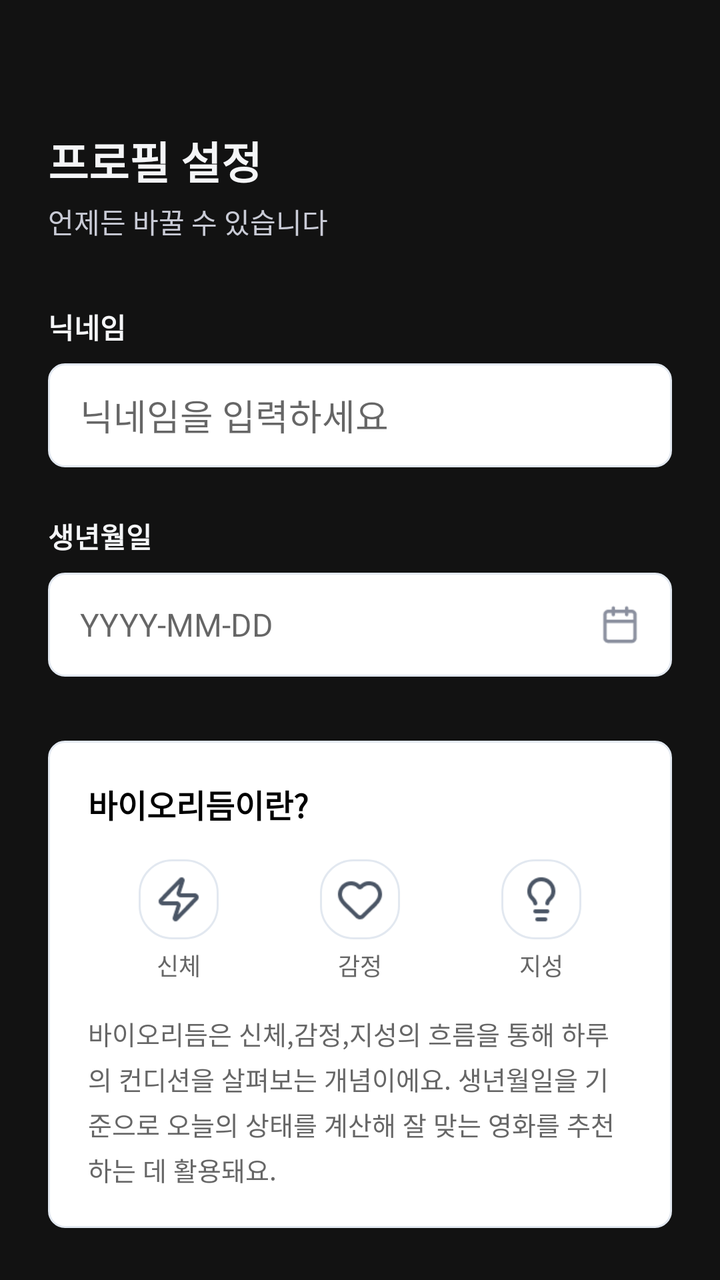
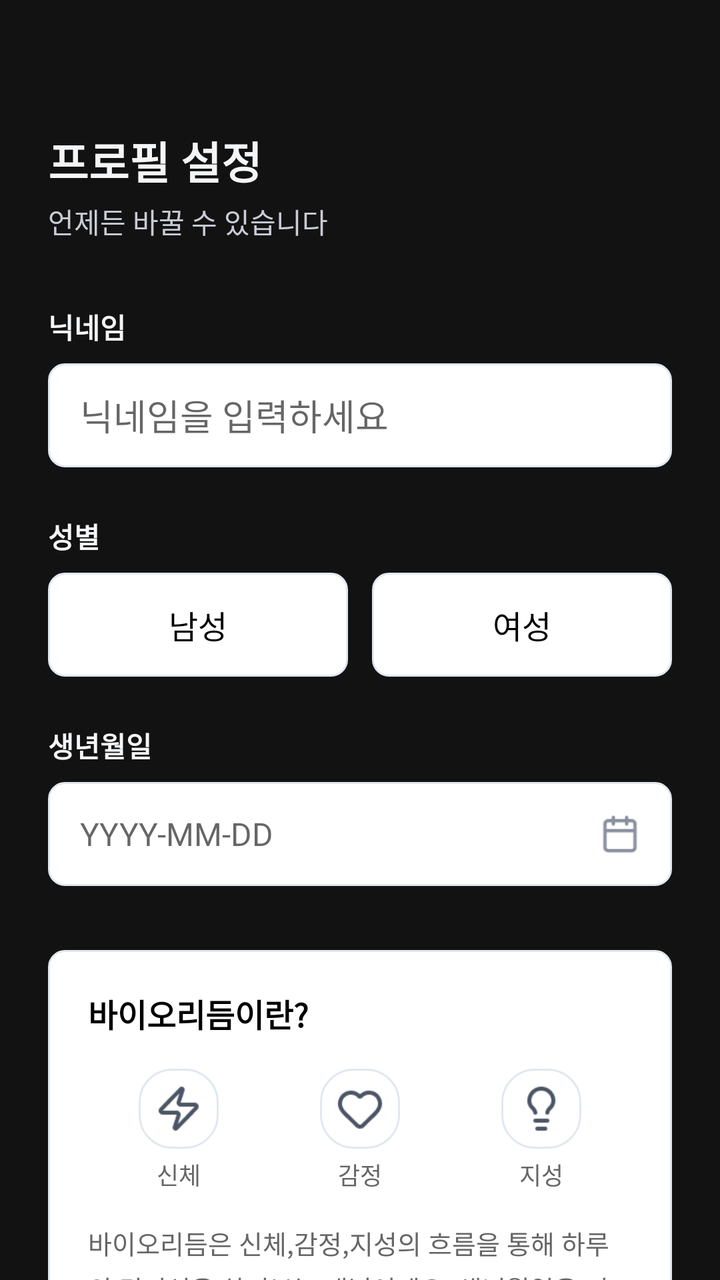

Before-and-after screenshots of an Android layout around one commit, followed by the original layout XML and the change that was made.
<!-- AndroidManifest.xml: activity theme Theme.AppCompat.Light.NoActionBar -->
<!-- res/layout/activity_create_nickname.xml -->
<?xml version="1.0" encoding="utf-8"?>
<androidx.core.widget.NestedScrollView xmlns:android="http://schemas.android.com/apk/res/android"
    xmlns:app="http://schemas.android.com/apk/res-auto"
    android:layout_width="match_parent"
    android:layout_height="match_parent"
    android:fillViewport="true"
    android:background="#121212">

    <androidx.constraintlayout.widget.ConstraintLayout
        android:layout_width="match_parent"
        android:layout_height="wrap_content"
        android:padding="24dp">

        <TextView
            android:id="@+id/textViewTitle"
            android:layout_width="wrap_content"
            android:layout_height="wrap_content"
            android:layout_marginTop="40dp"
            android:text="프로필 설정"
            android:textColor="#F4F5F7"
            android:textSize="22sp"
            android:textStyle="bold"
            app:layout_constraintStart_toStartOf="parent"
            app:layout_constraintTop_toTopOf="parent" />

        <TextView
            android:id="@+id/textViewSubTitle"
            android:layout_width="wrap_content"
            android:layout_height="wrap_content"
            android:layout_marginTop="4dp"
            android:text="언제든 바꿀 수 있습니다"
            android:textColor="#C9CBD6"
            app:layout_constraintTop_toBottomOf="@id/textViewTitle"
            app:layout_constraintStart_toStartOf="parent" />

        <TextView
            android:id="@+id/labelNickname"
            android:layout_width="wrap_content"
            android:layout_height="wrap_content"
            android:layout_marginTop="32dp"
            android:textColor="#F4F5F7"
            android:text="닉네임"
            android:textStyle="bold"
            app:layout_constraintTop_toBottomOf="@id/textViewSubTitle"
            app:layout_constraintStart_toStartOf="parent" />

        <EditText
            android:id="@+id/editTextNickname"
            android:layout_width="match_parent"
            android:layout_height="52dp"
            android:layout_marginTop="8dp"
            android:background="@drawable/bg_edittext"
            android:hint="닉네임을 입력하세요"
            android:paddingHorizontal="16dp"
            app:layout_constraintTop_toBottomOf="@id/labelNickname" />

        <TextView
            android:id="@+id/labelBirthdate"
            android:layout_width="wrap_content"
            android:layout_height="wrap_content"
            android:layout_marginTop="24dp"
            android:textColor="#F4F5F7"
            android:text="생년월일"
            android:textStyle="bold"
            app:layout_constraintTop_toBottomOf="@id/editTextNickname"
            app:layout_constraintStart_toStartOf="parent" />

        <RelativeLayout
            android:id="@+id/birthdateContainer"
            android:layout_width="match_parent"
            android:layout_height="52dp"
            android:layout_marginTop="8dp"
            android:background="@drawable/bg_edittext"
            app:layout_constraintTop_toBottomOf="@id/labelBirthdate">

            <TextView
                android:id="@+id/textViewBirthdate"
                android:layout_width="match_parent"
                android:layout_height="match_parent"
                android:gravity="center_vertical"
                android:hint="YYYY-MM-DD"
                android:paddingStart="16dp"
                android:textColor="#000000"
                android:textSize="16sp" />

            <ImageView
                android:id="@+id/buttonCalendar"
                android:layout_width="20dp"
                android:layout_height="20dp"
                android:layout_alignParentEnd="true"
                android:layout_centerVertical="true"
                android:layout_marginEnd="16dp"
                android:src="@drawable/ic_calendar" />
        </RelativeLayout>

        <androidx.cardview.widget.CardView
            android:id="@+id/calendarCardView"
            android:layout_width="match_parent"
            android:layout_height="wrap_content"
            android:layout_marginTop="8dp"
            android:visibility="gone"
            app:cardCornerRadius="16dp"
            app:cardElevation="8dp"
            app:layout_constraintTop_toBottomOf="@id/birthdateContainer">

            <LinearLayout
                android:layout_width="match_parent"
                android:layout_height="wrap_content"
                android:orientation="vertical"
                android:padding="12dp">

                <com.prolificinteractive.materialcalendarview.MaterialCalendarView
                    android:id="@+id/calendarView"
                    android:layout_width="match_parent"
                    android:layout_height="wrap_content"
                    app:mcv_selectionColor="#4A4A8A" />

                <LinearLayout
                    android:layout_width="match_parent"
                    android:layout_height="wrap_content"
                    android:layout_marginTop="8dp"
                    android:orientation="horizontal">

                    <Button
                        android:id="@+id/btnCalendarDelete"
                        style="?android:attr/borderlessButtonStyle"
                        android:layout_width="0dp"
                        android:layout_height="48dp"
                        android:layout_weight="1"
                        android:text="Delete"
                        android:textColor="#666666" />

                    <Button
                        android:id="@+id/btnCalendarToday"
                        style="?android:attr/borderlessButtonStyle"
                        android:layout_width="0dp"
                        android:layout_height="48dp"
                        android:layout_weight="1"
                        android:text="Today"
                        android:textColor="#4A4A8A" />
                </LinearLayout>
            </LinearLayout>
        </androidx.cardview.widget.CardView>

        <androidx.constraintlayout.widget.ConstraintLayout
            android:id="@+id/layoutBiorhythmInfo"
            android:layout_width="match_parent"
            android:layout_height="wrap_content"
            android:layout_marginTop="32dp"
            android:background="@drawable/bg_edittext"
            android:padding="20dp"
            app:layout_constraintTop_toBottomOf="@id/calendarCardView">

            <TextView
                android:id="@+id/tvBioTitle"
                android:layout_width="wrap_content"
                android:layout_height="wrap_content"
                android:text="바이오리듬이란?"
                android:textColor="#000000"
                android:textSize="16sp"
                android:textStyle="bold"
                app:layout_constraintStart_toStartOf="parent"
                app:layout_constraintTop_toTopOf="parent" />

            <LinearLayout
                android:id="@+id/bioIconGroup"
                android:layout_width="match_parent"
                android:layout_height="wrap_content"
                android:layout_marginTop="16dp"
                android:gravity="center"
                android:orientation="horizontal"
                app:layout_constraintTop_toBottomOf="@id/tvBioTitle">

                <LinearLayout
                    android:layout_width="0dp"
                    android:layout_height="wrap_content"
                    android:layout_weight="1"
                    android:gravity="center"
                    android:orientation="vertical">
                    <ImageView
                        android:layout_width="40dp"
                        android:layout_height="40dp"
                        android:src="@drawable/ic_physical"
                        android:background="@drawable/bg_icon_rounded"
                        android:padding="8dp"/>
                    <TextView
                        android:layout_width="wrap_content"
                        android:layout_height="wrap_content"
                        android:layout_marginTop="4dp"
                        android:text="신체"
                        android:textSize="12sp"
                        android:textColor="#666666"/>
                </LinearLayout>

                <LinearLayout
                    android:layout_width="0dp"
                    android:layout_height="wrap_content"
                    android:layout_weight="1"
                    android:gravity="center"
                    android:orientation="vertical">
                    <ImageView
                        android:layout_width="40dp"
                        android:layout_height="40dp"
                        android:src="@drawable/ic_emotional"
                        android:background="@drawable/bg_icon_rounded"
                        android:padding="8dp"/>
                    <TextView
                        android:layout_width="wrap_content"
                        android:layout_height="wrap_content"
                        android:layout_marginTop="4dp"
                        android:text="감정"
                        android:textSize="12sp"
                        android:textColor="#666666"/>
                </LinearLayout>

                <LinearLayout
                    android:layout_width="0dp"
                    android:layout_height="wrap_content"
                    android:layout_weight="1"
                    android:gravity="center"
                    android:orientation="vertical">
                    <ImageView
                        android:layout_width="40dp"
                        android:layout_height="40dp"
                        android:src="@drawable/ic_intellectual"
                        android:background="@drawable/bg_icon_rounded"
                        android:padding="8dp"/>
                    <TextView
                        android:layout_width="wrap_content"
                        android:layout_height="wrap_content"
                        android:layout_marginTop="4dp"
                        android:text="지성"
                        android:textSize="12sp"
                        android:textColor="#666666"/>
                </LinearLayout>
            </LinearLayout>

            <TextView
                android:layout_width="match_parent"
                android:layout_height="wrap_content"
                android:layout_marginTop="16dp"
                android:lineSpacingExtra="4dp"
                android:text="바이오리듬은 신체,감정,지성의 흐름을 통해 하루의 컨디션을 살펴보는 개념이에요. 생년월일을 기준으로 오늘의 상태를 계산해 잘 맞는 영화를 추천하는 데 활용돼요."
                android:textColor="#666666"
                android:textSize="13sp"
                app:layout_constraintTop_toBottomOf="@id/bioIconGroup" />
        </androidx.constraintlayout.widget.ConstraintLayout>

        <Button
            android:id="@+id/buttonSubmit"
            android:layout_width="match_parent"
            android:layout_height="56dp"
            android:layout_marginTop="32dp"
            android:layout_marginBottom="16dp"
            android:text="오늘의 추천 영화 보러가기"
            android:textColor="#F4F5F7"
            android:textSize="16sp"
            android:textStyle="bold"
            android:background="@drawable/bg_rounded_navy"
            app:layout_constraintTop_toBottomOf="@id/layoutBiorhythmInfo"
            app:layout_constraintBottom_toBottomOf="parent"
            app:backgroundTint="@null"/>

    </androidx.constraintlayout.widget.ConstraintLayout>
</androidx.core.widget.NestedScrollView>
<!-- resources referenced by this layout -->
<resources>
  <!-- drawable bg_edittext (drawable) -->
  <?xml version="1.0" encoding="utf-8"?>
  <shape xmlns:android="http://schemas.android.com/apk/res/android"
      android:shape="rectangle">
      <solid android:color="#FFFFFF" />
  
      <stroke
          android:width="1dp"
          android:color="#E2E8F0" />
  
      <corners android:radius="8dp" />
  </shape>
  <!-- drawable bg_icon_rounded (drawable) -->
  <?xml version="1.0" encoding="utf-8"?>
  <shape xmlns:android="http://schemas.android.com/apk/res/android"
      android:shape="rectangle"> <solid android:color="#FFFFFF" />
  
      <stroke
          android:width="1dp"
          android:color="#E2E8F0" />
  
      <corners android:radius="16.4dp" />
  
      <size
          android:width="40dp"
          android:height="40dp" />
  </shape>
  <!-- drawable bg_rounded_navy (drawable) -->
  <?xml version="1.0" encoding="utf-8"?>
  <shape xmlns:android="http://schemas.android.com/apk/res/android">
      <solid android:color="#141925"/> <corners android:radius="16.4dp"/>
  </shape>
  <!-- drawable ic_calendar: png bitmap (drawable, 489 bytes) -->
  <!-- drawable ic_emotional: png bitmap (drawable, 720 bytes) -->
  <!-- drawable ic_intellectual: png bitmap (drawable, 613 bytes) -->
  <!-- drawable ic_physical: png bitmap (drawable, 607 bytes) -->
</resources>

<!-- the commit's change to res/layout/activity_create_nickname.xml (unified diff, before → after) -->
@@ -55,6 +55,47 @@
             app:layout_constraintTop_toBottomOf="@id/labelNickname" />
 
         <TextView
+            android:id="@+id/labelGender"
+            android:layout_width="wrap_content"
+            android:layout_height="wrap_content"
+            android:layout_marginTop="24dp"
+            android:textColor="#F4F5F7"
+            android:text="성별"
+            android:textStyle="bold"
+            app:layout_constraintTop_toBottomOf="@id/editTextNickname"
+            app:layout_constraintStart_toStartOf="parent" />
+
+        <RadioGroup
+            android:id="@+id/radioGroupGender"
+            android:layout_width="match_parent"
+            android:layout_height="52dp"
+            android:layout_marginTop="8dp"
+            android:orientation="horizontal"
+            app:layout_constraintTop_toBottomOf="@id/labelGender">
+
+            <RadioButton
+                android:id="@+id/radioMale"
+                android:layout_width="0dp"
+                android:layout_height="match_parent"
+                android:layout_weight="1"
+                android:layout_marginEnd="6dp"
+                android:button="@null"
+                android:gravity="center"
+                android:text="남성"
+                android:textSize="16sp"
+                android:background="@drawable/bg_gender_selector"   /> <RadioButton
+            android:id="@+id/radioFemale"
+            android:layout_width="0dp"
+            android:layout_height="match_parent"
+            android:layout_weight="1"
+            android:layout_marginStart="6dp"
+            android:button="@null"
+            android:gravity="center"
+            android:text="여성"
+            android:textSize="16sp"
+            android:background="@drawable/bg_gender_selector"   /> </RadioGroup>
+
+        <TextView
             android:id="@+id/labelBirthdate"
             android:layout_width="wrap_content"
             android:layout_height="wrap_content"
@@ -62,7 +103,7 @@
             android:textColor="#F4F5F7"
             android:text="생년월일"
             android:textStyle="bold"
-            app:layout_constraintTop_toBottomOf="@id/editTextNickname"
+            app:layout_constraintTop_toBottomOf="@id/radioGroupGender"
             app:layout_constraintStart_toStartOf="parent" />
 
         <RelativeLayout
<!-- resource entries referenced after the edit -->
@@ -12,6 +12,18 @@
   
       <corners android:radius="8dp" />
   </shape>
+  <!-- drawable bg_gender_selector (drawable) -->
+  <?xml version="1.0" encoding="utf-8"?>
+  <selector xmlns:android="http://schemas.android.com/apk/res/android">
+      <item android:state_checked="true">
+          <shape>
+              <solid android:color="#6A7282" />
+              <corners android:radius="12dp" />
+          </shape>
+      </item>
+  
+      <item android:state_checked="false" android:drawable="@drawable/bg_edittext" />
+  </selector>
   <!-- drawable bg_icon_rounded (drawable) -->
   <?xml version="1.0" encoding="utf-8"?>
   <shape xmlns:android="http://schemas.android.com/apk/res/android"
